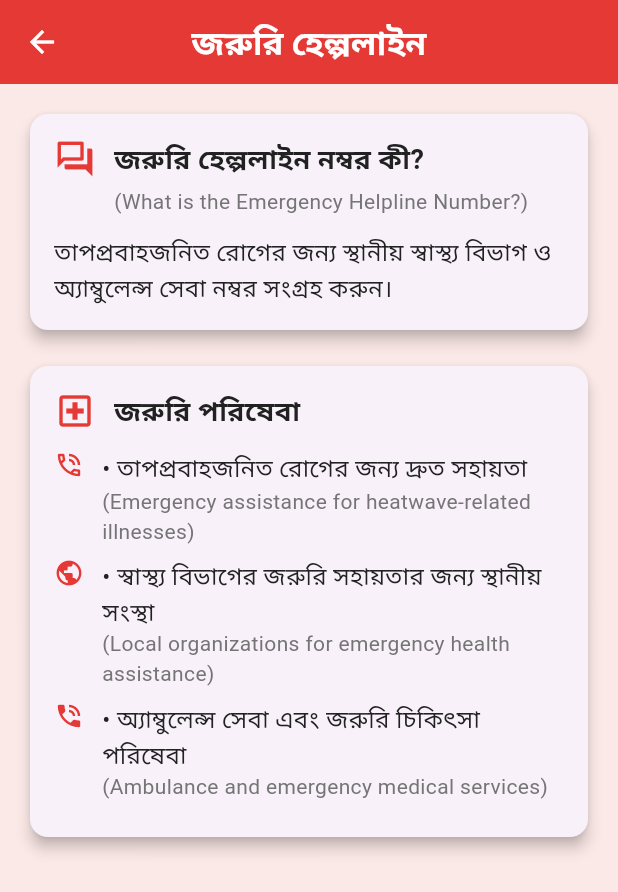
After one commit to abuubaida921/taposurakkha, a Flutter app: the EmergencyHelplineView screen opened by its route, on a phone screen of 412 x 824 dp. The commit adds this screen. Shown: the top 892 px of the screen. Run offline on Flutter 3.47's test engine with Material 3 defaults, Android fonts, the phone set to English and light mode, and no system bars; our stand-ins replace fluttertoast, get, shared_preferences; accounts and stored records are empty.

Commit message:
New Views added

```diff
--- a/lib/app/routes.dart
+++ b/lib/app/routes.dart
@@ -9,8 +9,10 @@ import '../modules/splash/splash_view.dart';
 import '../modules/help_support/help_support_view.dart';
 import '../modules/terms_conditions/terms_conditions_view.dart';
 import '../modules/about/about_view.dart';
-import '../modules/heatwave_info/heatwave_info_view.dart';
 
+import '../modules/heatwave_info/heatwave_safety_tips_view.dart';
+import '../modules/heatwave_info/osm_mapping_view.dart';
+import '../modules/heatwave_info/emergency_helpline_view.dart';
 class AppRoutes {
   static const splash = '/splash';
   static const login = '/login';
@@ -23,7 +25,9 @@ class AppRoutes {
   static const helpSupport = '/help_support';
   static const termsConditions = '/terms_conditions';
   static const about = '/about';
-  static const heatwaveInfo = '/heatwave_info';
+  static const heatwaveSafetyTips = '/heatwave_safety_tips';
+  static const osmMapping = '/osm_mapping';
+  static const emergencyHelpline = '/emergency_helpline';
 
   static final pages = [
     GetPage(name: splash, page: () => const SplashScreen()),
@@ -34,9 +38,11 @@ class AppRoutes {
     GetPage(name: helpSupport, page: () => const HelpSupportView()),
     GetPage(name: termsConditions, page: () => const TermsConditionsView()),
     GetPage(name: about, page: () => const AboutView()),
-    GetPage(name: heatwaveInfo, page: () => const HeatwaveInfoView()),
     // GetPage(name: lawyer, page: () => const LawyerView()),
     // GetPage(name: fileCase, page: () => const FileCaseView()),
     // GetPage(name: legalHelp, page: () => const LegalHelpView()),
+    GetPage(name: heatwaveSafetyTips, page: () => const HeatwaveSafetyTipsView()),
+    GetPage(name: osmMapping, page: () => const OsmMappingView()),
+    GetPage(name: emergencyHelpline, page: () => const EmergencyHelplineView()),
   ];
 }
--- a/lib/modules/dashboard/dashboard_view.dart
+++ b/lib/modules/dashboard/dashboard_view.dart
@@ -274,19 +274,19 @@ class _DashboardViewState extends State<DashboardView> {
                     icon: Icons.warning_amber,
                     color: Colors.redAccent,
                     title: 'তাপপ্রবাহ সতর্কতা',
-                    onTap: () => Get.toNamed('/heatwave_info'), // Placeholder
+                    onTap: () => Get.toNamed('/heatwave_safety_tips'),
                   ),
                   _FeatureCard(
                     icon: Icons.map,
                     color: Colors.blue,
                     title: 'ওএসএম ম্যাপিং',
-                    onTap: () => Get.toNamed('/heatwave_info'), // Placeholder
+                    onTap: () => Get.toNamed('/osm_mapping'),
                   ),
                   _FeatureCard(
                     icon: Icons.phone_in_talk,
                     color: Colors.green,
                     title: 'জরুরি হেল্পলাইন',
-                    onTap: () => Get.toNamed('/heatwave_info'), // Placeholder
+                    onTap: () => Get.toNamed('/emergency_helpline'),
                   ),
                 ],
               ),
--- /dev/null
+++ b/lib/modules/heatwave_info/emergency_helpline_view.dart
@@ -0,0 +1,207 @@
+import 'package:flutter/material.dart';
+
+class EmergencyHelplineView extends StatelessWidget {
+  const EmergencyHelplineView({super.key});
+
+  @override
+  Widget build(BuildContext context) {
+    // Define a modern color scheme
+    const Color primaryColor = Color(0xFFE53935); // A professional red
+    const Color accentColor = Color(0xFFFBE9E7); // Light accent for background
+    const Color textColor = Color(0xFF212121);
+    const Color secondaryTextColor = Color(0xFF757575);
+
+    return Scaffold(
+      appBar: AppBar(
+        title: const Text(
+          'জরুরি হেল্পলাইন',
+          style: TextStyle(color: Colors.white, fontWeight: FontWeight.bold),
+        ),
+        backgroundColor: primaryColor,
+        elevation: 0,
+        centerTitle: true,
+      ),
+      body: Container(
+        color: accentColor,
+        child: ListView(
+          padding: const EdgeInsets.all(16.0),
+          children: [
+            // Professional Card for FAQ
+            _buildInfoCard(
+              title: 'জরুরি হেল্পলাইন নম্বর কী?',
+              subtitle: '(What is the Emergency Helpline Number?)',
+              content:
+              'তাপপ্রবাহজনিত রোগের জন্য স্থানীয় স্বাস্থ্য বিভাগ ও অ্যাম্বুলেন্স সেবা নম্বর সংগ্রহ করুন।',
+              icon: Icons.question_answer_outlined,
+              primaryColor: primaryColor,
+              textColor: textColor,
+              secondaryTextColor: secondaryTextColor,
+            ),
+            const SizedBox(height: 16),
+            // Professional Card for Services
+            _buildServicesCard(
+              title: 'জরুরি পরিষেবা',
+              icon: Icons.local_hospital_outlined,
+              items: [
+                _ServiceItem(
+                  title: 'তাপপ্রবাহজনিত রোগের জন্য দ্রুত সহায়তা',
+                  subtitle: '(Emergency assistance for heatwave-related illnesses)',
+                  icon: Icons.phone_in_talk_outlined,
+                ),
+                _ServiceItem(
+                  title: 'স্বাস্থ্য বিভাগের জরুরি সহায়তার জন্য স্থানীয় সংস্থা',
+                  subtitle: '(Local organizations for emergency health assistance)',
+                  icon: Icons.public_outlined,
+                ),
+                _ServiceItem(
+                  title: 'অ্যাম্বুলেন্স সেবা এবং জরুরি চিকিৎসা পরিষেবা',
+                  subtitle: '(Ambulance and emergency medical services)',
+                  icon: Icons.phone_in_talk,
+                ),
+              ],
+              primaryColor: primaryColor,
+              textColor: textColor,
+              secondaryTextColor: secondaryTextColor,
+            ),
+          ],
+        ),
+      ),
+    );
+  }
+
+  // Helper method to build an information card
+  Widget _buildInfoCard({
+    required String title,
+    String? subtitle,
+    required String content,
+    required IconData icon,
+    required Color primaryColor,
+    required Color textColor,
+    required Color secondaryTextColor,
+  }) {
+    return Card(
+      elevation: 4,
+      shape: RoundedRectangleBorder(
+        borderRadius: BorderRadius.circular(12),
+      ),
+      child: Padding(
+        padding: const EdgeInsets.all(16.0),
+        child: Column(
+          crossAxisAlignment: CrossAxisAlignment.start,
+          children: [
+            Row(
+              children: [
+                Icon(icon, color: primaryColor, size: 28),
+                const SizedBox(width: 12),
+                Expanded(
+                  child: Text(
+                    title,
+                    style: TextStyle(
+                      fontSize: 18,
+                      fontWeight: FontWeight.bold,
+                      color: textColor,
+                    ),
+                  ),
+                ),
+              ],
+            ),
+            if (subtitle != null)
+              Padding(
+                padding: const EdgeInsets.only(left: 40, top: 4),
+                child: Text(
+                  subtitle,
+                  style: TextStyle(fontSize: 14, color: secondaryTextColor),
+                ),
+              ),
+            const SizedBox(height: 12),
+            Text(
+              content,
+              style: TextStyle(fontSize: 16, color: textColor),
+            ),
+          ],
+        ),
+      ),
+    );
+  }
+
+  // Helper method to build a services card with a list of items
+  Widget _buildServicesCard({
+    required String title,
+    required IconData icon,
+    required List<_ServiceItem> items,
+    required Color primaryColor,
+    required Color textColor,
+    required Color secondaryTextColor,
+  }) {
+    return Card(
+      elevation: 4,
+      shape: RoundedRectangleBorder(
+        borderRadius: BorderRadius.circular(12),
+      ),
+      child: Padding(
+        padding: const EdgeInsets.all(16.0),
+        child: Column(
+          crossAxisAlignment: CrossAxisAlignment.start,
+          children: [
+            Row(
+              children: [
+                Icon(icon, color: primaryColor, size: 28),
+                const SizedBox(width: 12),
+                Expanded(
+                  child: Text(
+                    title,
+                    style: TextStyle(
+                      fontSize: 18,
+                      fontWeight: FontWeight.bold,
+                      color: textColor,
+                    ),
+                  ),
+                ),
+              ],
+            ),
+            const SizedBox(height: 12),
+            ...items.map((item) => Padding(
+              padding: const EdgeInsets.only(bottom: 8.0),
+              child: Row(
+                crossAxisAlignment: CrossAxisAlignment.start,
+                children: [
+                  Icon(item.icon, color: primaryColor, size: 20),
+                  const SizedBox(width: 12),
+                  Expanded(
+                    child: Column(
+                      crossAxisAlignment: CrossAxisAlignment.start,
+                      children: [
+                        Text(
+                          '• ${item.title}',
+                          style: TextStyle(fontSize: 16, color: textColor),
+                        ),
+                        Text(
+                          item.subtitle,
+                          style: TextStyle(
+                              fontSize: 14, color: secondaryTextColor),
+                        ),
+                      ],
+                    ),
+                  ),
+                ],
+              ),
+            )),
+          ],
+        ),
+      ),
+    );
+  }
+}
+
+// A simple data class for service items
+class _ServiceItem {
+  final String title;
+  final String subtitle;
+  final IconData icon;
+
+  const _ServiceItem({
+    required this.title,
+    required this.subtitle,
+    required this.icon,
+  });
+}
--- /dev/null
+++ b/lib/modules/heatwave_info/heatwave_safety_tips_view.dart
@@ -0,0 +1,27 @@
+import 'package:flutter/material.dart';
+
+class HeatwaveSafetyTipsView extends StatelessWidget {
+  const HeatwaveSafetyTipsView({super.key});
+
+  @override
+  Widget build(BuildContext context) {
+    return Scaffold(
+      appBar: AppBar(title: const Text('তাপপ্রবাহ সতর্কতা')), // Heatwave Safety Tips
+      body: Padding(
+        padding: const EdgeInsets.all(16.0),
+        child: ListView(
+          children: const [
+            Text(
+              'তাপপ্রবাহের সময় করণীয়:',
+              style: TextStyle(fontSize: 18, fontWeight: FontWeight.bold),
+            ),
+            SizedBox(height: 16),
+            Text('• প্রচুর পানি পান করুন\n• সরাসরি রোদ এড়িয়ে চলুন\n• হালকা ও ঢিলেঢালা পোশাক পরুন\n• অপ্রয়োজনীয় বাহিরে যাতায়াত এড়িয়ে চলুন\n• শিশু, বৃদ্ধ ও অসুস্থদের বিশেষ যত্ন নিন', style: TextStyle(fontSize: 16)),
+            SizedBox(height: 24),
+            Text('তাপপ্রবাহের লক্ষণ দেখলে দ্রুত চিকিৎসা নিন।', style: TextStyle(fontSize: 16, color: Colors.red)),
+          ],
+        ),
+      ),
+    );
+  }
+}
--- /dev/null
+++ b/lib/modules/heatwave_info/osm_mapping_view.dart
@@ -0,0 +1,19 @@
+import 'package:flutter/material.dart';
+
+class OsmMappingView extends StatelessWidget {
+  const OsmMappingView({super.key});
+
+  @override
+  Widget build(BuildContext context) {
+    return Scaffold(
+      appBar: AppBar(title: const Text('ওএসএম ম্যাপিং')), // OSM Mapping
+      body: const Center(
+        child: Text(
+          'এখানে OpenStreetMap (OSM) ম্যাপিং ফিচার আসবে।\n\n(ডেমো কন্টেন্ট)',
+          textAlign: TextAlign.center,
+          style: TextStyle(fontSize: 18),
+        ),
+      ),
+    );
+  }
+}
```
